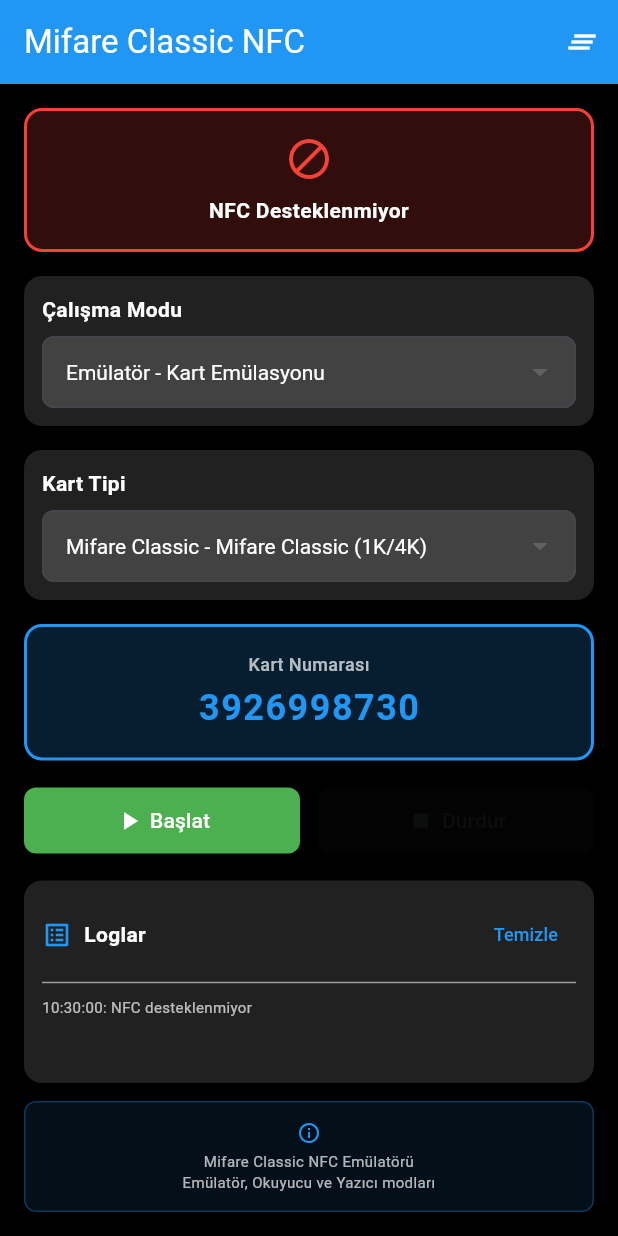
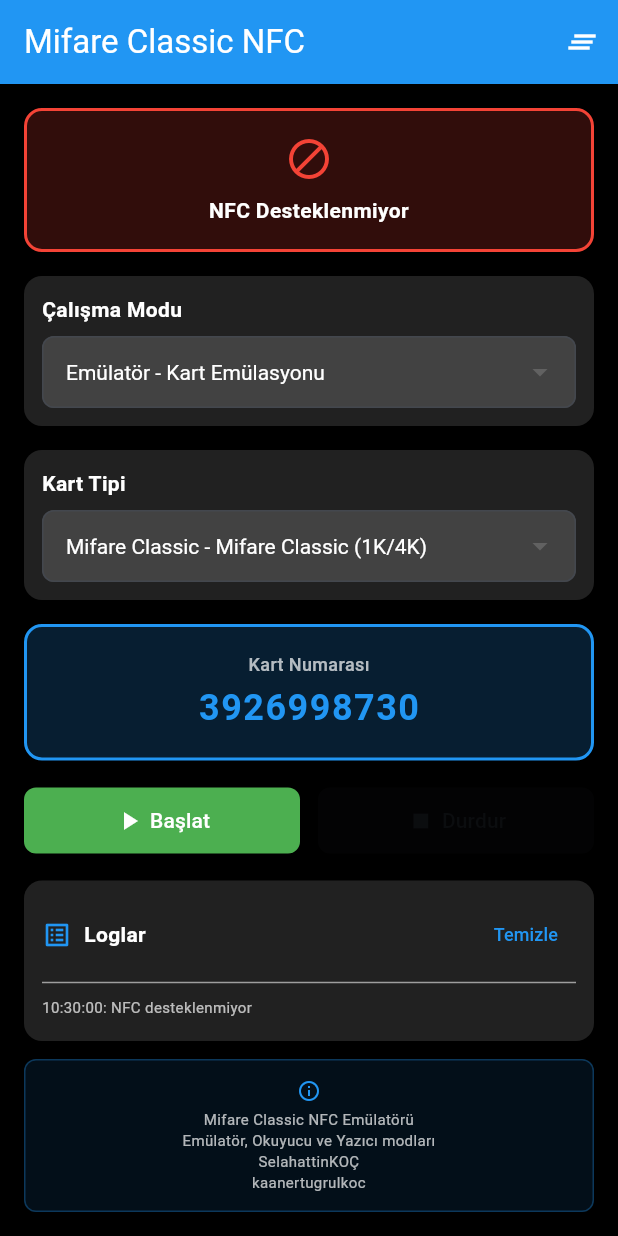
Before and after one commit to kaanertugrulkoc/saat-ve-telefon_nfc, a Flutter app: the screen it shows after launch, on a phone screen of 412 x 824 dp. Run offline on Flutter 3.47's test engine with Material 3 defaults, Android fonts, the phone set to English and light mode, and no system bars; missing offline and left inert: flutter_nfc_kit, ndef, nfc_manager.

Commit message:
FlutterNFC saat ve telefon uygulaması

```diff
--- a/lib/main.dart
+++ b/lib/main.dart
@@ -761,7 +761,7 @@ class _MifareClassicEmulatorPageState extends State<MifareClassicEmulatorPage> {
                     Icon(Icons.info_outline, color: Colors.blue, size: 16),
                     SizedBox(height: 4),
                     Text(
-                      'Mifare Classic NFC Emülatörü\nEmülatör, Okuyucu ve Yazıcı modları',
+                      'Mifare Classic NFC Emülatörü\nEmülatör, Okuyucu ve Yazıcı modları\nSelahattinKOÇ\nkaanertugrulkoc',
                       textAlign: TextAlign.center,
                       style: TextStyle(fontSize: 10, color: Colors.white70),
                     ),
```
